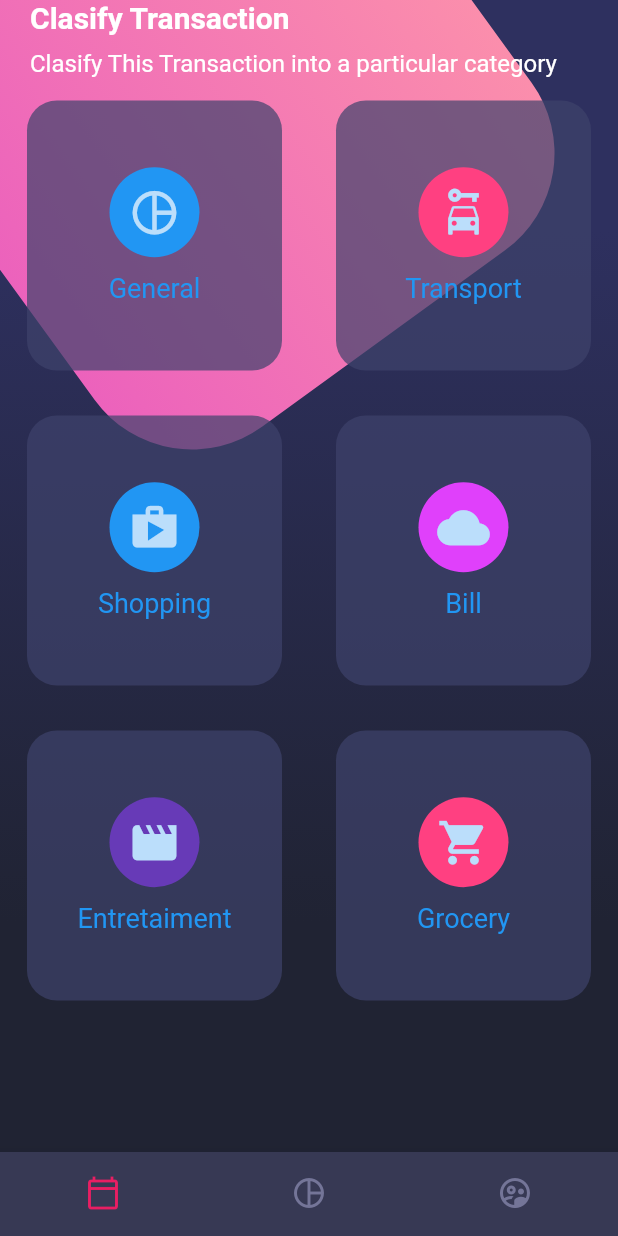
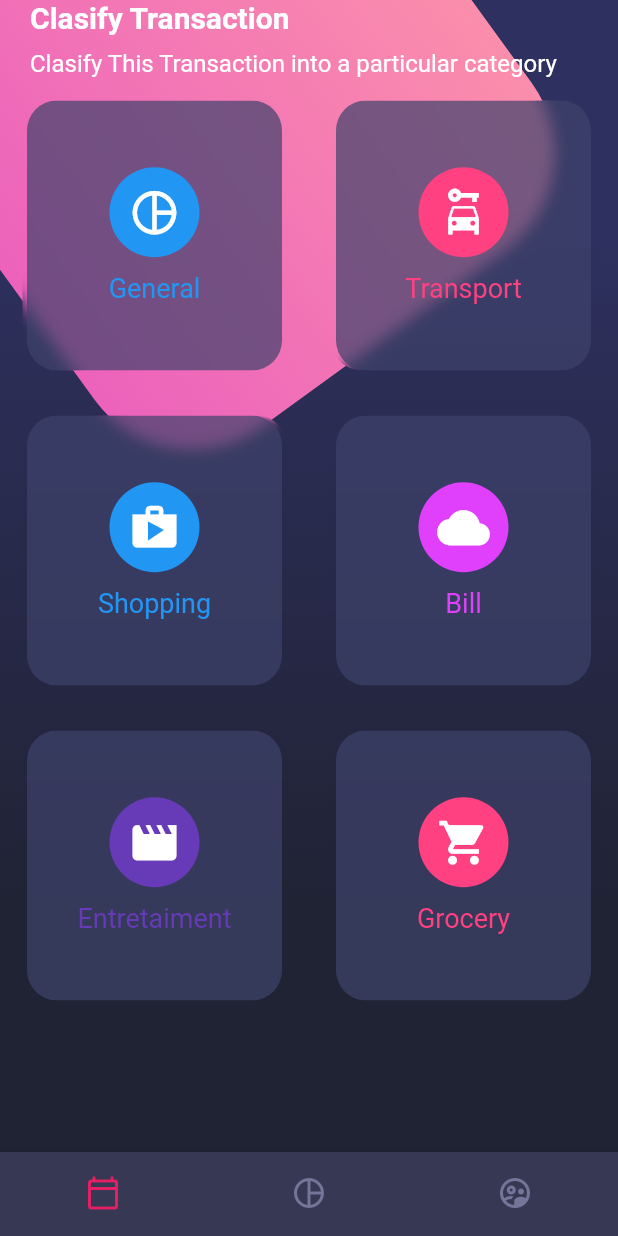
Before and after one commit to JeancarlosCarvajal/Disenos-Basicos-para-Aplicaciones-Android-IOS-usando-Flutter, a Flutter app: the screen it shows after launch, on a phone screen of 412 x 824 dp. Run offline on Flutter 3.47's test engine with Material 2 defaults, Android fonts, the phone set to English and light mode, and no system bars.

Commit message:
Fin del proyecto con varios disenos, cerrando con el home usando blur en los elementos mediante  Table y TableRow

```diff
--- a/lib/main.dart
+++ b/lib/main.dart
@@ -16,6 +16,7 @@ class MyApp extends StatelessWidget {
 
     return MaterialApp(
       debugShowCheckedModeBanner: false,
+      theme: ThemeData.dark(),// para colocar el fondo oscuro y que no se vea blur blanco debajo en el esmerilado
       title: 'Material App',
       initialRoute: 'home_screen',
       routes: {
--- a/lib/screens/home_screen.dart
+++ b/lib/screens/home_screen.dart
@@ -40,6 +40,8 @@ class _HomeBody extends StatelessWidget {
     return Container(
       width: double.infinity,
       child: SingleChildScrollView(
+        physics: const BouncingScrollPhysics(), // para que me pase las paginas moviendo el dedo a los lados de la pantalla
+        scrollDirection: Axis.vertical, // establece el scroll que sea vertical
         child: Column(
           children: [
             //titulos
--- a/lib/widgets/card_table.dart
+++ b/lib/widgets/card_table.dart
@@ -1,3 +1,5 @@
+import 'dart:ui';
+
 import 'package:flutter/material.dart';
 
 class CardTable extends StatelessWidget {
@@ -50,26 +52,52 @@ class _SingleCard extends StatelessWidget {
 
   @override
   Widget build(BuildContext context) {
-    return Center(// le agrege el center para poderlo manejar con e with de otro modo no se podia
+
+    return _CardBackground(
+      widget: Column( // esto es un metodo de la clase privada que cree _CardBackground
+        mainAxisAlignment: MainAxisAlignment.center,
+        children: [
+          CircleAvatar(
+            backgroundColor: color,
+            radius: 30,
+            child: Icon(icons, size: 35, color: Colors.white),
+          ),
+          const SizedBox(height: 10),
+          Text(text, style: TextStyle(color: color, fontSize: 18))
+        ],
+      )
+    );
+  }
+}
+
+class _CardBackground extends StatelessWidget {
+
+  final Widget widget;
+  const _CardBackground({
+    Key? key,
+    required this.widget
+  }) : super(key: key);
+
+  @override
+  Widget build(BuildContext context) {
+    return Container(
+      margin: const EdgeInsets.all(15), // coloque el margen aqui para que me pueda seccionar bien el blur y no se sobre salga
+      child: ClipRRect(
+        borderRadius: BorderRadius.circular(20), // vuelvo a colorcar el border aqui porque se sobre sale, lo mismo pasa en CSS3 y HTML5
+        child: BackdropFilter(
+          filter: ImageFilter.blur(sigmaX: 5, sigmaY: 5),
+          child: Center(// le agrege el center para poderlo manejar con e with de otro modo no se podia
             child: Container(
-        margin: const EdgeInsets.all(15),
+              // margin: const EdgeInsets.all(15),
               height: 180,
               width: 170,
               decoration: BoxDecoration(
                 color: const Color.fromRGBO(62, 66, 107, 0.7),
                 borderRadius: BorderRadius.circular(20),
               ),
-        child: Column(
-          mainAxisAlignment: MainAxisAlignment.center,
-          children: [
-            CircleAvatar(
-              backgroundColor: color,
-              radius: 30,
-              child: Icon(icons, size: 35),
+              child: widget,
             ),
-            const SizedBox(height: 10),
-            Text(text, style: TextStyle(color: Colors.blue, fontSize: 18),)
-          ],
+          ),
         ),
       ),
     );
```
Lines whose indentation alone changed are shown as unchanged.
